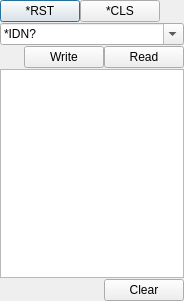
This is source/wnd/ui/deviceconsole.ui in ww4u/megarobostudio as Qt 5 draws it before an edit. The edited form follows.
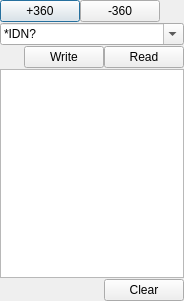
This is the edited form. Icons and pictures are not drawn.

Diff of the .ui file:
```diff
--- a/source/wnd/ui/deviceconsole.ui
+++ b/source/wnd/ui/deviceconsole.ui
@@ -34,14 +34,22 @@
      <item>
       <widget class="QPushButton" name="btnRst">
        <property name="text">
-        <string>*RST</string>
+        <string>+360</string>
+       </property>
+       <property name="icon">
+        <iconset resource="../res/res.qrc">
+         <normaloff>:/res/image/icon/332.png</normaloff>:/res/image/icon/332.png</iconset>
        </property>
       </widget>
      </item>
      <item>
       <widget class="QPushButton" name="btnCls">
        <property name="text">
-        <string>*CLS</string>
+        <string>-360</string>
+       </property>
+       <property name="icon">
+        <iconset resource="../res/res.qrc">
+         <normaloff>:/res/image/icon/332.png</normaloff>:/res/image/icon/332.png</iconset>
        </property>
       </widget>
      </item>
```
Left out of the diff: 21 changed lines with no effect on the pictures.
